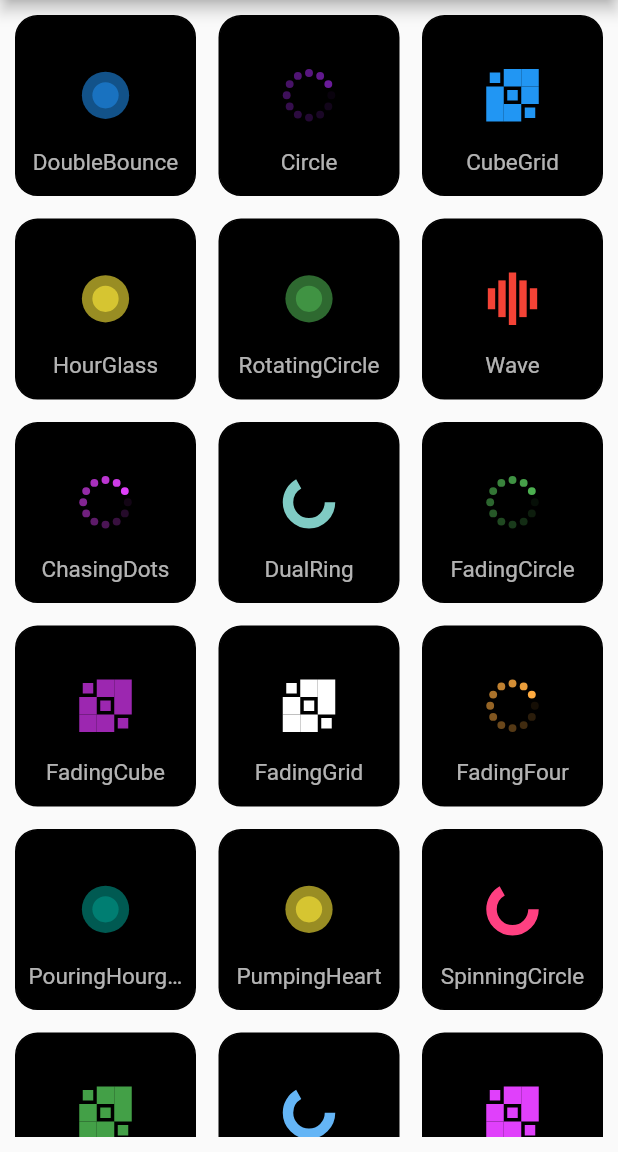
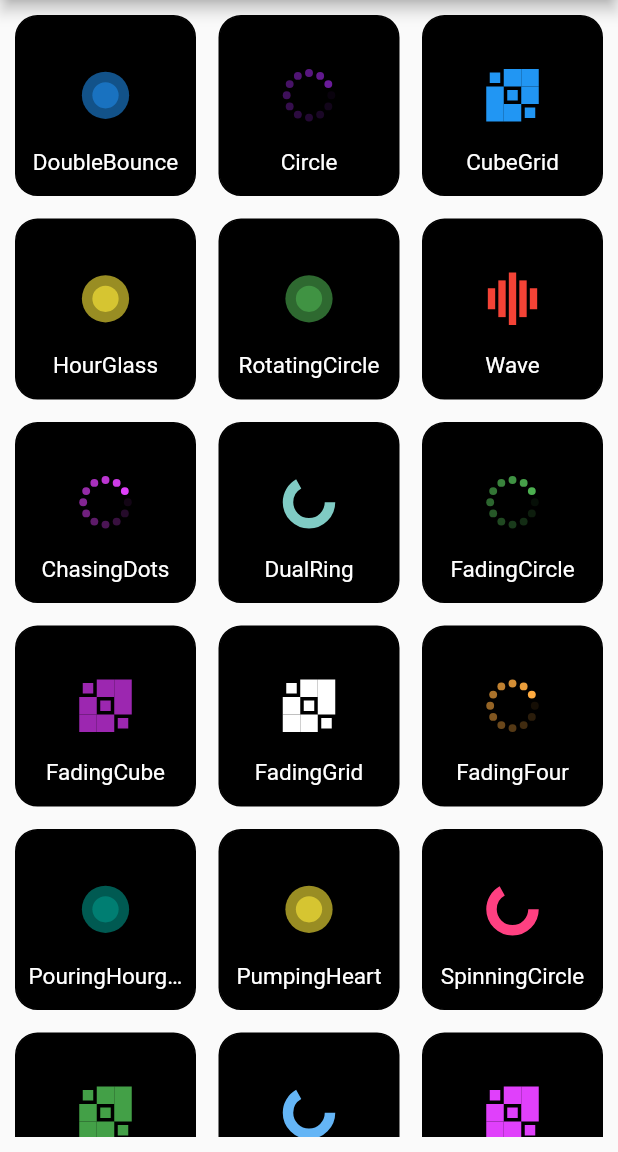
Before and after one commit to Alpha17-2/spinkit_demo, a Flutter app: the screen it shows after launch, on a phone screen of 412 x 824 dp, the part 84-1236 px from its top. Run offline on Flutter 3.47's test engine with Material 2 defaults, Android fonts, the phone set to English and light mode, and no system bars; our stand-ins replace flutter_spinkit, flutter_staggered_animations.

Commit message:
Change in UI

```diff
--- a/lib/main.dart
+++ b/lib/main.dart
@@ -79,7 +79,7 @@ class home extends StatelessWidget {
                           SizedBox(height: 18,),
                           Padding(
                             padding: const EdgeInsets.only(left:8.0,right: 8.0),
-                            child: Text(nameOfSpinners[index],overflow: TextOverflow.ellipsis,style: TextStyle(fontSize: 15,color: Colors.white70),),
+                            child: Text(nameOfSpinners[index],overflow: TextOverflow.ellipsis,style: TextStyle(fontSize: 15,color: Colors.white),),
                           ),
                         ],
                       ),
```
